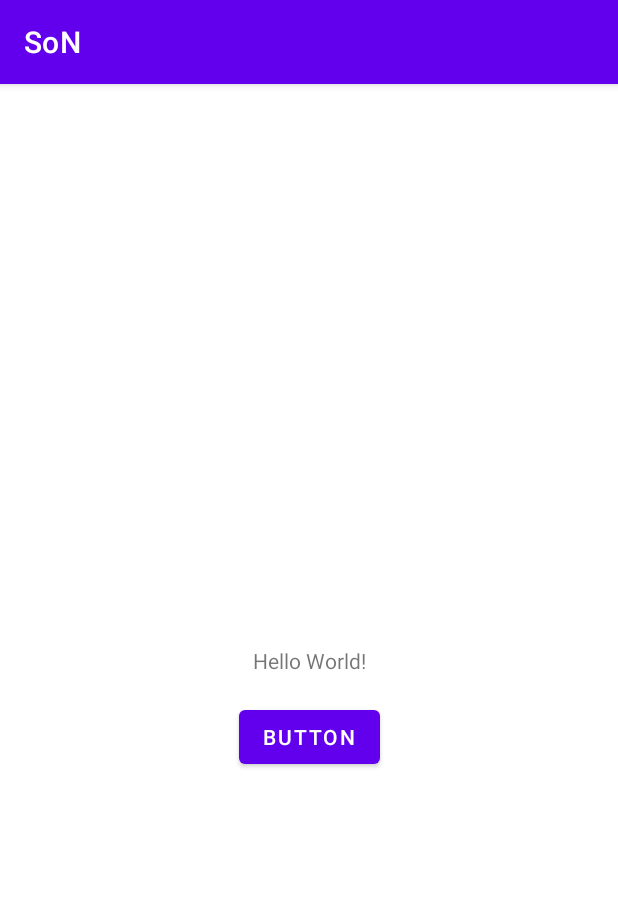
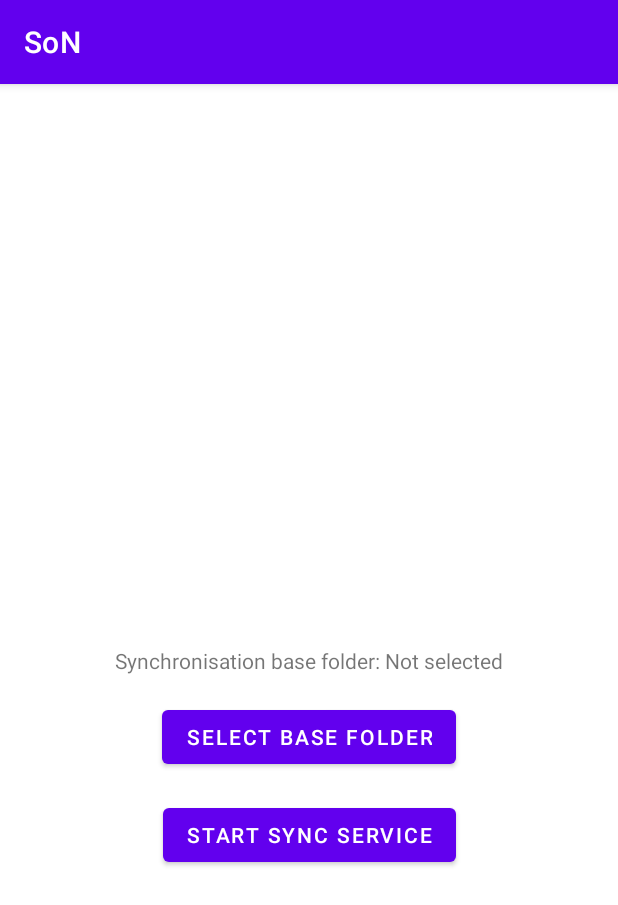
Before and after one commit to vizualjack/SoN, an Android app: the screen it shows after launch (MainActivity), on a phone screen of 412 x 824 dp. Shown: the top 905 px of the screen. Run offline under Robolectric (Android 15) with nearby library versions, the phone set to English and light mode, and no system bars.

Commit message:
android target version set to 33, added start stop button for service, added separate "choose folder" button, seperate class for SharedPreferences

```diff
--- a/forAndroid/build.gradle
+++ b/forAndroid/build.gradle
@@ -7,7 +7,7 @@ android {
 
     defaultConfig {
         applicationId "son.android.app"
-        minSdk 26
+        minSdk 33
         targetSdk 33
         versionCode 1
         versionName "1.0"
--- a/forAndroid/src/main/java/son/android/MainActivity.java
+++ b/forAndroid/src/main/java/son/android/MainActivity.java
@@ -1,122 +1,100 @@
 package son.android;
 
-import androidx.activity.result.ActivityResultCallback;
 import androidx.activity.result.ActivityResultLauncher;
 import androidx.activity.result.contract.ActivityResultContracts;
-import androidx.annotation.RequiresApi;
 import androidx.appcompat.app.AppCompatActivity;
 import androidx.core.app.ActivityCompat;
+import androidx.core.content.ContextCompat;
 import androidx.documentfile.provider.DocumentFile;
 
 import android.Manifest;
-import android.annotation.SuppressLint;
 import android.app.Activity;
-import android.app.Notification;
-import android.app.PendingIntent;
-import android.content.Context;
 import android.content.Intent;
-import android.content.SharedPreferences;
-import android.content.SyncStatusObserver;
 import android.content.pm.PackageManager;
 import android.net.Uri;
-import android.os.Build;
 import android.os.Bundle;
-import android.os.Environment;
-import android.os.FileUtils;
-import android.os.ParcelFileDescriptor;
-import android.preference.PreferenceManager;
-import android.provider.DocumentsContract;
-import android.util.Log;
-import android.view.View;
 import android.widget.Button;
 import android.widget.TextView;
-import android.widget.Toast;
-
-import org.w3c.dom.Document;
-
-import java.io.File;
-import java.io.FileInputStream;
-import java.io.FileNotFoundException;
-import java.io.FileOutputStream;
-import java.io.FileWriter;
-import java.io.IOException;
-import java.lang.reflect.Array;
-import java.lang.reflect.Type;
-import java.util.List;
-
-import son.Syncer;
-import son.network.ClientHolder;
 
 public class MainActivity extends AppCompatActivity {
 
-    private static final int MY_RESULT_CODE_FILECHOOSER = 1337;
-    public static final String PATH_KEY = "SYNC_FOLDER";
+    private final String TEMPLATE_BASE_FOLDER = "Synchronisation base folder: %s";
+    private ActivityResultLauncher<Intent> openDocumentTreeLauncher;
+    private Preferences preferences = new Preferences(this);
+    private TextView folderText;
+    private Button selectFolderBtn;
+    private Button syncStartBtn;
 
     @Override
     protected void onCreate(Bundle savedInstanceState) {
         System.out.println("MainActivity - onCreate");
-        //savePath(null);
-        startSyncer();
         super.onCreate(savedInstanceState);
         setContentView(R.layout.activity_main);
-
-//        Button btn = (Button)findViewById(R.id.button);
-//        btn.setOnClickListener(new View.OnClickListener() {
-//            @Override
-//            public void onClick(View view) {
-//                Intent intent = new Intent(getBaseContext(), SyncerActivity.class);
-//                getApplicationContext().startForegroundService(intent);
-//            }
-//        });
+        getGuiElements();
+        registerDocumentLauncher();
+        refreshGuiElements();
+        selectFolderBtn.setOnClickListener(view -> launchDirectoryIntent());
+        syncStartBtn.setOnClickListener(view -> onStartButtonPressed());
     }
-
-    private void startSyncer() {
-        if(getPath() == null) {
-            System.out.println("MainActivity - Open directory chooser");
-            openDirectory();
-        }
-        else {
-            System.out.println("MainActivity - Start sync service");
-//            Intent intent = new Intent(getApplicationContext(), SyncerActivity.class);
-//            getApplicationContext().startForegroundService(intent);
-        }
+    private void onStartButtonPressed() {
+        if(checkNotificationPermissionGranted()) startSyncService();
+        else requestNotificationPermission();
     }
-
-
-    public void openDirectory() {
+    private boolean checkNotificationPermissionGranted() {
+        int permissionStatus = ContextCompat.checkSelfPermission(this, Manifest.permission.POST_NOTIFICATIONS);
+        boolean permissionGranted = permissionStatus == PackageManager.PERMISSION_GRANTED;
+        System.out.println("MainActivity - POST_NOTIFICATIONS permission granted: " + permissionGranted);
+        return permissionGranted;
+    }
+    private void requestNotificationPermission() {
+        System.out.println("MainActivity - Requesting POST_NOTIFICATIONS permission");
+        ActivityCompat.requestPermissions(this, new String[]{Manifest.permission.POST_NOTIFICATIONS}, 1337);
+    }
+    private void startSyncService() {
+        System.out.println("MainActivity - Start sync service");
+        Intent intent = new Intent(getApplicationContext(), SyncerService.class);
+        ContextCompat.startForegroundService(this, intent);
+    }
+    private void launchDirectoryIntent() {
+        System.out.println("MainActivity - Open directory chooser");
         Intent intent = new Intent(Intent.ACTION_OPEN_DOCUMENT_TREE);
         intent.addFlags(Intent.FLAG_GRANT_PERSISTABLE_URI_PERMISSION);
         intent.addFlags(Intent.FLAG_GRANT_READ_URI_PERMISSION);
         intent.addFlags(Intent.FLAG_GRANT_WRITE_URI_PERMISSION);
-        startActivityForResult(intent, MY_RESULT_CODE_FILECHOOSER);
+        openDocumentTreeLauncher.launch(intent);
+    }
+    private void registerDocumentLauncher() {
+        openDocumentTreeLauncher = registerForActivityResult(
+                new ActivityResultContracts.StartActivityForResult(),
+                result -> {
+                    if (result.getResultCode() == Activity.RESULT_OK && result.getData() != null) {
+                        Uri uri = result.getData().getData();
+                        if (uri != null) {
+                            getContentResolver().takePersistableUriPermission(uri,
+                                    Intent.FLAG_GRANT_READ_URI_PERMISSION | Intent.FLAG_GRANT_WRITE_URI_PERMISSION);
+                            preferences.setBaseFolderPath(uri.toString());
+                            refreshGuiElements();
+                        }
+                    }
+                }
+        );
+    }
+    private void getGuiElements() {
+        folderText = findViewById(R.id.baseFolder);
+        selectFolderBtn = findViewById(R.id.selectFolder);
+        syncStartBtn = findViewById(R.id.startSyncService);
+    }
+    private void refreshGuiElements() {
+        String baseFolderPath = preferences.getBaseFolderPath();
+        if(baseFolderPath == null) {
+            syncStartBtn.setActivated(false);
+            folderText.setText(String.format(TEMPLATE_BASE_FOLDER, "Not selected"));
+        }
+        else {
+            syncStartBtn.setActivated(true);
+            DocumentFile documentFile = DocumentFile.fromTreeUri(getApplicationContext(), Uri.parse(baseFolderPath));
+            folderText.setText(String.format(TEMPLATE_BASE_FOLDER, documentFile.getName()));
+        }
     }
 
-
-    @SuppressLint("WrongConstant")
-    @Override
-    public void onActivityResult(int requestCode, int resultCode,
-                                 Intent resultData) {
-        System.out.println("MainActivity - onActivityResult: " + requestCode);
-        super.onActivityResult(requestCode, resultCode, resultData);
-        if (requestCode == MY_RESULT_CODE_FILECHOOSER && resultCode == Activity.RESULT_OK) {
-            Uri uri = null;
-            if (resultData != null) {
-                uri = resultData.getData();
-                int takeFlags = resultData.getFlags() & (Intent.FLAG_GRANT_READ_URI_PERMISSION | Intent.FLAG_GRANT_WRITE_URI_PERMISSION);
-                getContentResolver().takePersistableUriPermission(uri, takeFlags); //safe to just ask once for folder
-                savePath(uri.toString());
-            }
-        }
-        startSyncer();
-    }
-
-    private void savePath(String path) {
-        SharedPreferences.Editor editor = getSharedPreferences("MyAppPrefs", MODE_PRIVATE).edit();
-        editor.putString(PATH_KEY, path);
-        editor.apply();
-    }
-
-    private String getPath() {
-        return getSharedPreferences("MyAppPrefs", MODE_PRIVATE).getString(PATH_KEY, null);
-    }
 }
--- /dev/null
+++ b/forAndroid/src/main/java/son/android/Preferences.java
@@ -0,0 +1,36 @@
+package son.android;
+
+import static android.content.Context.MODE_PRIVATE;
+
+import android.content.SharedPreferences;
+
+public class Preferences {
+    private final String FOLDER_KEY = "SYNC_FOLDER";
+
+    private android.content.ContextWrapper contextWrapper;
+
+
+    public Preferences(android.content.ContextWrapper contextWrapper) {
+        this.contextWrapper = contextWrapper;
+    }
+
+
+    public String getBaseFolderPath() {
+        return getStringPreference(FOLDER_KEY);
+    }
+    public void setBaseFolderPath(String newBaseFolderPath) {
+        setStringPreference(FOLDER_KEY, newBaseFolderPath);
+    }
+
+    private String getStringPreference(String key) {
+        return getAndroidSharedPreferences().getString(key, null);
+    }
+    private void setStringPreference(String key, String value) {
+        SharedPreferences.Editor editor = getEditableAndroidSharedPreferences();
+        editor.putString(key, value);
+        editor.apply();
+    }
+
+    private SharedPreferences.Editor getEditableAndroidSharedPreferences() { return getAndroidSharedPreferences().edit(); }
+    private android.content.SharedPreferences getAndroidSharedPreferences() { return contextWrapper.getSharedPreferences("MyAppPrefs", MODE_PRIVATE); }
+}
--- a/forAndroid/src/main/res/layout/activity_main.xml
+++ b/forAndroid/src/main/res/layout/activity_main.xml
@@ -7,23 +7,33 @@
     tools:context=".MainActivity">
 
     <TextView
-        android:id="@+id/testText"
+        android:id="@+id/baseFolder"
         android:layout_width="wrap_content"
         android:layout_height="wrap_content"
-        android:text="Hello World!"
+        android:text="Synchronisation base folder: ..."
         app:layout_constraintBottom_toBottomOf="parent"
         app:layout_constraintEnd_toEndOf="parent"
         app:layout_constraintStart_toStartOf="parent"
         app:layout_constraintTop_toTopOf="parent" />
 
     <Button
-        android:id="@+id/button"
+        android:id="@+id/selectFolder"
         android:layout_width="wrap_content"
         android:layout_height="wrap_content"
         android:layout_marginTop="17dp"
-        android:text="Button"
+        android:text="Select base folder"
         app:layout_constraintEnd_toEndOf="parent"
         app:layout_constraintStart_toStartOf="parent"
-        app:layout_constraintTop_toBottomOf="@+id/testText" />
+        app:layout_constraintTop_toBottomOf="@+id/baseFolder" />
+
+    <Button
+        android:id="@+id/startSyncService"
+        android:layout_width="wrap_content"
+        android:layout_height="wrap_content"
+        android:layout_marginTop="17dp"
+        android:text="Start sync service"
+        app:layout_constraintEnd_toEndOf="parent"
+        app:layout_constraintStart_toStartOf="parent"
+        app:layout_constraintTop_toBottomOf="@+id/selectFolder" />
 
 </androidx.constraintlayout.widget.ConstraintLayout>
```
Also changed, not shown: core/src/main/java/son/network/ClientHolder.java (+14 -6 lines), forAndroid/src/main/AndroidManifest.xml (+4 -4 lines), forAndroid/src/main/java/son/android/SyncerActivity.java (deleted, +0 -65 lines), forAndroid/src/main/java/son/android/SyncerService.java (added, +99 -0 lines), forPC/src/main/java/son/pc/App.java (+2 -5 lines).
